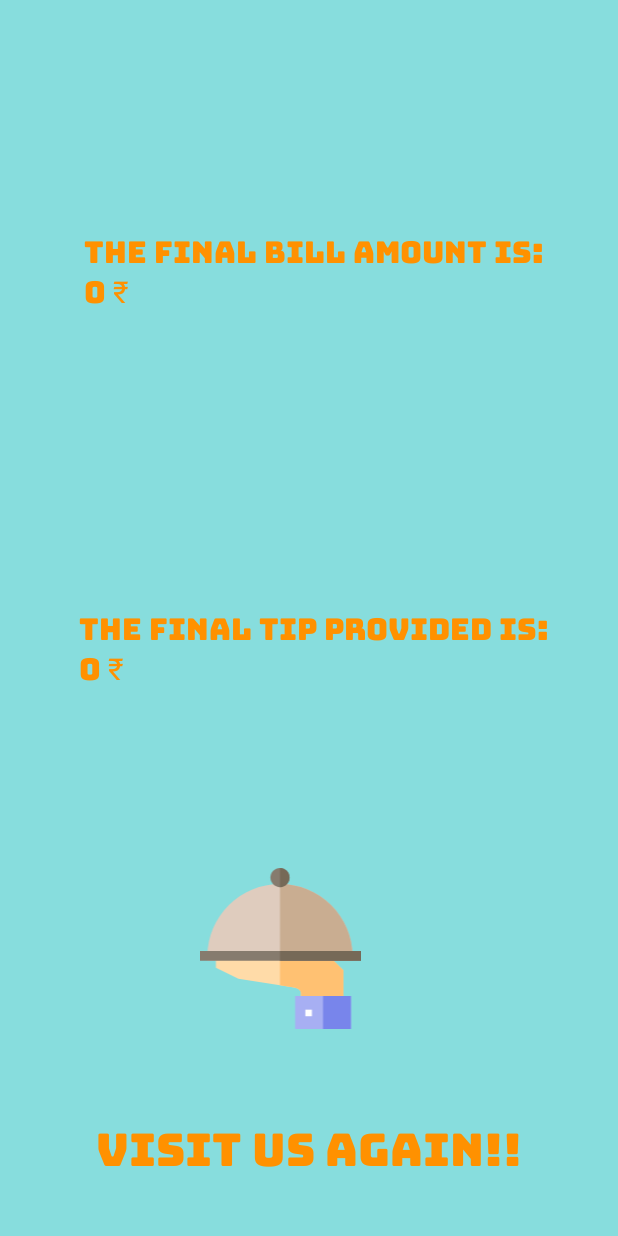
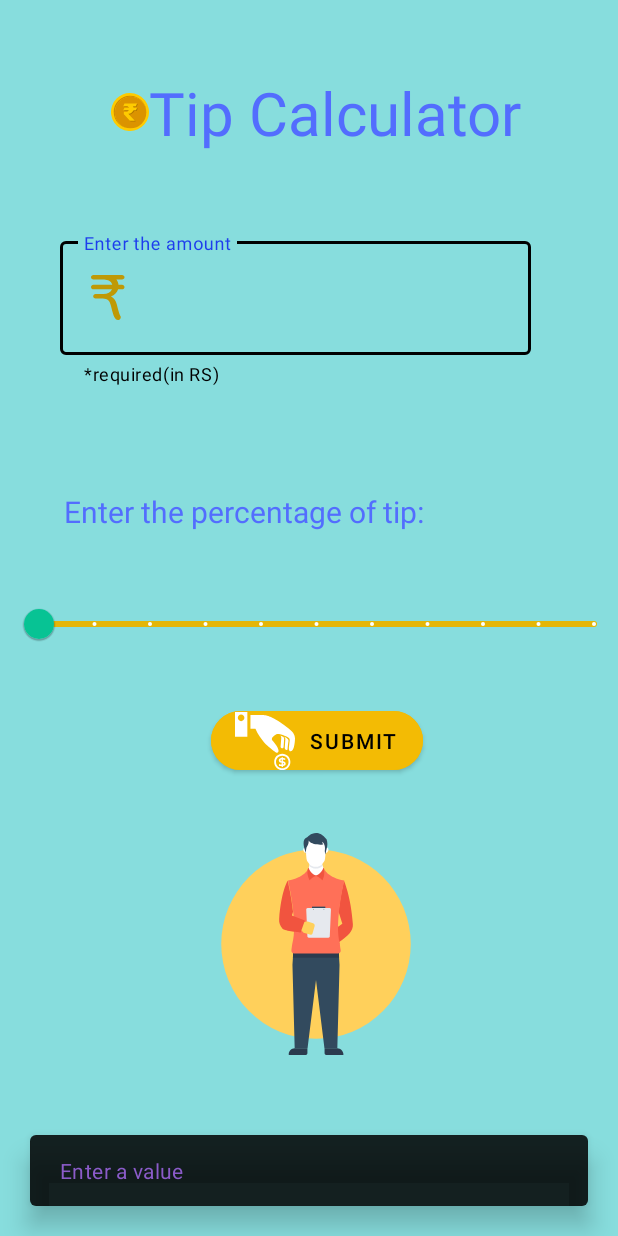
Before and after one commit to pun33t19/TippingApp, an Android app: the screen it shows after launch (resultScreen before the commit, MainActivity after it), after a tap on "SUBMIT", on a phone screen of 412 x 824 dp. Run offline under Robolectric (Android 15) with nearby library versions, the phone set to English and light mode, and no system bars; Roboto replaces fonts that are not available here.

Commit message:
updated the code

```diff
--- a/app/src/main/java/com/app/tipper/MainActivity.java
+++ b/app/src/main/java/com/app/tipper/MainActivity.java
@@ -1,5 +1,6 @@
 package com.app.tipper;
 
+import androidx.annotation.Nullable;
 import androidx.appcompat.app.AppCompatActivity;
 
 import android.content.Intent;
@@ -9,8 +10,20 @@ import android.widget.Button;
 import android.widget.Toast;
 
 import com.google.android.material.slider.Slider;
+import com.google.android.material.snackbar.Snackbar;
 import com.google.android.material.textfield.TextInputEditText;
 import com.google.android.material.textfield.TextInputLayout;
+
+class emptyTextError extends Exception{
+    @Nullable
+    @Override
+    public String getMessage() {
+        return "Enter a value";
+    }
+
+
+}
+
 
 public class MainActivity extends AppCompatActivity implements View.OnClickListener {
 
@@ -20,6 +33,8 @@ public class MainActivity extends AppCompatActivity implements View.OnClickListe
     Slider slider;
     public static final String Extra="com.app.tipper.tipValue";
     public static final String Extra2="com.app.tipper.tipAmount";
+
+
     @Override
     protected void onCreate(Bundle savedInstanceState) {
         super.onCreate(savedInstanceState);
@@ -31,18 +46,42 @@ public class MainActivity extends AppCompatActivity implements View.OnClickListe
        button.setOnClickListener(this);
     }
 
+
+
     @Override
     public void onClick(View v) {
 
         String amount=inputEditText.getText().toString();
         float tipPercent=slider.getValue();
+       isEmpty(amount,tipPercent);
 
+    }
+
+    public void nextScreen(String amount,float tipPercent){
         Intent intent=new Intent(this,resultScreen.class);
         int totalBill=Integer.parseInt(amount);
-         float tip= (float) (totalBill*(tipPercent/100)*1.0);
-         String finalTip=Float.toString(tip);
-         intent.putExtra(Extra,finalTip);
-         intent.putExtra(Extra2,amount);
+        float tip= (float) (totalBill*(tipPercent/100)*1.0);
+        String finalTip=Float.toString(tip);
+        intent.putExtra(Extra,finalTip);
+        intent.putExtra(Extra2,amount);
         startActivity(intent);
     }
+    public void isEmpty(String text,float tipPercent){
+        if(text.isEmpty()){
+            try {
+                throw new emptyTextError();
+            }
+            catch(Exception e){
+                Snackbar.make(inputEditText,e.getMessage(),Snackbar.LENGTH_SHORT)
+                        .setBackgroundTint(getResources().getColor(R.color.backgroundTint))
+                        .setTextColor(getResources().getColor(R.color.TextColor))
+                        .show();
+            }
+        }
+        else
+            nextScreen(text,tipPercent);
+    }
+
+
+
 }
--- a/app/src/main/res/layout/activity_main.xml
+++ b/app/src/main/res/layout/activity_main.xml
@@ -45,6 +45,8 @@
             android:inputType="number" />
 
     </com.google.android.material.textfield.TextInputLayout>
+
+
 
     <TextView
         android:layout_width="wrap_content"
--- a/app/src/main/res/values/colors.xml
+++ b/app/src/main/res/values/colors.xml
@@ -8,4 +8,6 @@
     <color name="black">#FF000000</color>
     <color name="white">#FFFFFFFF</color>
     <color name="mtrl_textinput_default_box_stroke_color">@color/black</color>
+    <color name="backgroundTint">#DA000000</color>
+    <color name="TextColor">#9E65E4</color>
 </resources>
--- a/app/src/main/res/values/themes.xml
+++ b/app/src/main/res/values/themes.xml
@@ -2,11 +2,13 @@
     <!-- Base application theme. -->
     <style name="Theme.Tipper" parent="Theme.MaterialComponents.DayNight.NoActionBar">
         <!-- Primary brand color. -->
-        <item name="colorPrimary">@color/white</item>
+<!--        <item name="colorPrimary">@color/white</item>-->
         <item name="colorPrimaryVariant">@color/purple_700</item>
-        <item name="colorOnPrimary">@color/white</item>
+<!--        <item name="colorOnPrimary">@color/white</item>-->
        <item name="android:backgroundTint">#87DDDD</item>
         <item name="textInputStyle">@style/Textstyles</item>
+        <item name="snackbarStyle">@style/Widget.MaterialComponents.Snackbar</item>
+
 <!--        &lt;!&ndash; Secondary brand color. &ndash;&gt;-->
 <!--        <item name="colorSecondary">@color/teal_200</item>-->
 <!--        <item name="colorSecondaryVariant">@color/teal_700</item>-->
@@ -30,6 +32,11 @@
         <item name="endIconTint">@color/black</item>
 
     </style>
+    <style name="Widget.MaterialComponents.Snackbar" parent="Widget.Design.Snackbar">
+
+        <item name="elevation">10dp</item>
+        <item name="android:layout_margin">20dp</item>
+    </style>
 
     <style name="ShapeAppearance"
         parent="ShapeAppearance.MaterialComponents.SmallComponent"
```
